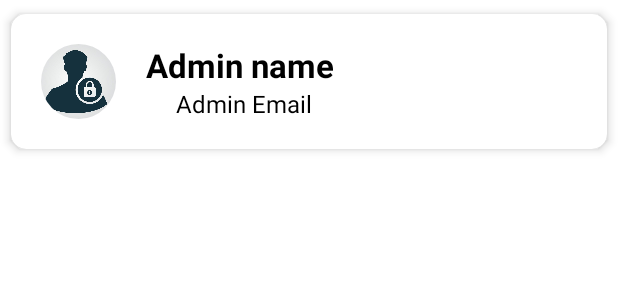
After one commit to Saruj-chy/TaskFBA, an Android app: the layout user_display_layout.xml on its own in the app's theme, with its tools: preview values and no code run, on a phone screen of 412 x 824 dp. The commit adds this screen. Shown: the top 300 px of the screen. Run offline under Robolectric (Android 15) with nearby library versions, the phone set to English and light mode, and no system bars.

Commit message:
added user list retrive

```diff
--- a/app/build.gradle
+++ b/app/build.gradle
@@ -43,5 +43,10 @@ dependencies {
     implementation 'com.google.firebase:firebase-core:20.0.2'
     implementation 'com.google.firebase:firebase-auth:21.0.1'
     implementation 'com.google.firebase:firebase-database:20.0.3'
+    implementation 'com.firebaseui:firebase-ui-database:6.2.1'
+
+    implementation 'de.hdodenhof:circleimageview:3.1.0'
+
+
 
 }
--- /dev/null
+++ b/app/src/main/res/layout/user_display_layout.xml
@@ -0,0 +1,76 @@
+<?xml version="1.0" encoding="utf-8"?>
+<RelativeLayout
+    xmlns:android="http://schemas.android.com/apk/res/android"
+    android:layout_width="match_parent"
+    android:layout_height="wrap_content"
+    xmlns:app="http://schemas.android.com/apk/res-auto">
+
+    <androidx.cardview.widget.CardView
+        android:layout_width="match_parent"
+        android:layout_height="wrap_content"
+        app:layout_constraintTop_toTopOf="parent"
+        android:elevation="@dimen/dimen_4"
+        app:cardUseCompatPadding="true"
+
+        app:cardCornerRadius="@dimen/dimen_10"
+        app:cardElevation="@dimen/dimen_4"
+        >
+
+        <androidx.constraintlayout.widget.ConstraintLayout
+            android:layout_width="match_parent"
+            android:layout_height="wrap_content"
+            android:padding="@dimen/dimen_10"
+
+            android:layout_gravity="center"
+            >
+            <de.hdodenhof.circleimageview.CircleImageView
+                android:id="@+id/users_profile_image"
+                android:layout_width="70dp"
+                android:layout_height="70dp"
+                android:padding="@dimen/dimen_10"
+                app:layout_constraintTop_toTopOf="parent"
+                app:layout_constraintStart_toStartOf="parent"
+                android:src="@drawable/profile_image"/>
+
+            <androidx.constraintlayout.widget.ConstraintLayout
+                android:layout_width="0dp"
+                android:layout_height="wrap_content"
+
+                android:paddingHorizontal="@dimen/dimen_10"
+                app:layout_constraintBottom_toBottomOf="parent"
+                app:layout_constraintEnd_toEndOf="parent"
+                app:layout_constraintStart_toEndOf="@+id/users_profile_image"
+                app:layout_constraintTop_toTopOf="parent">
+
+                <TextView
+                    android:id="@+id/text_name_layout"
+                    android:layout_width="match_parent"
+                    android:layout_height="wrap_content"
+                    android:text="Admin name"
+                    android:textColor="@color/black"
+                    android:textSize="@dimen/dimen_22"
+                    android:textStyle="bold"
+
+
+                    app:layout_constraintTop_toTopOf="parent"
+
+                    />
+
+                <TextView
+                    android:id="@+id/text_email_layout"
+                    android:layout_width="match_parent"
+                    android:layout_height="wrap_content"
+                    android:paddingStart="@dimen/dimen_20"
+                    android:text="Admin Email"
+                    android:textColor="@color/black"
+                    android:textSize="@dimen/dimen_16"
+
+                    app:layout_constraintStart_toStartOf="parent"
+                    app:layout_constraintTop_toBottomOf="@+id/text_name_layout" />
+
+            </androidx.constraintlayout.widget.ConstraintLayout>
+        </androidx.constraintlayout.widget.ConstraintLayout>
+
+    </androidx.cardview.widget.CardView>
+
+</RelativeLayout>
```
Also changed, not shown: app/src/main/java/com/sd/spartan/taskfba/adapter/UserListAdapter.java (added, +72 -0 lines), app/src/main/java/com/sd/spartan/taskfba/fragment/UserFrag.java (+117 -0 lines), app/src/main/java/com/sd/spartan/taskfba/model/User.java (added, +72 -0 lines), app/src/main/res/layout/fragment_user.xml (+70 -5 lines), app/src/main/res/drawable/profile_image.jpg (added).
